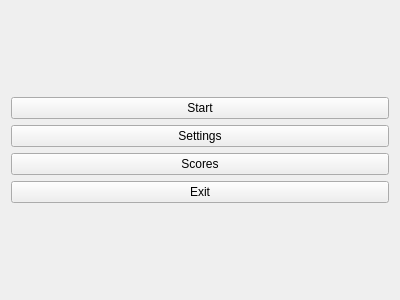
The window that src/menupage.ui (Chepik/SpaceInvaders) describes before a commit, drawn with Qt 5.
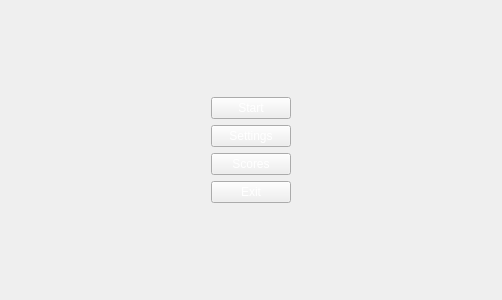
The same window after the commit.

The edit to the form file:
```diff
--- a/src/menupage.ui
+++ b/src/menupage.ui
@@ -13,14 +13,149 @@
   <property name="windowTitle">
    <string>Form</string>
   </property>
-  <layout class="QVBoxLayout" name="verticalLayout">
+  <layout class="QHBoxLayout" name="horizontalLayout">
    <item>
-    <layout class="QVBoxLayout" name="verticalLayout_2">
+    <spacer name="horizontalSpacer">
+     <property name="orientation">
+      <enum>Qt::Horizontal</enum>
+     </property>
+     <property name="sizeType">
+      <enum>QSizePolicy::Minimum</enum>
+     </property>
+     <property name="sizeHint" stdset="0">
+      <size>
+       <width>200</width>
+       <height>20</height>
+      </size>
+     </property>
+    </spacer>
+   </item>
+   <item>
+    <layout class="QVBoxLayout" name="verticalLayout">
      <property name="sizeConstraint">
       <enum>QLayout::SetMaximumSize</enum>
      </property>
+     <item>
+      <spacer name="verticalSpacer_2">
+       <property name="orientation">
+        <enum>Qt::Vertical</enum>
+       </property>
+       <property name="sizeHint" stdset="0">
+        <size>
+         <width>20</width>
+         <height>40</height>
+        </size>
+       </property>
+      </spacer>
+     </item>
      <item>
       <widget class="QPushButton" name="startButton">
+       <property name="sizePolicy">
+        <sizepolicy hsizetype="Minimum" vsizetype="Fixed">
+         <horstretch>0</horstretch>
+         <verstretch>0</verstretch>
+        </sizepolicy>
+       </property>
+       <property name="minimumSize">
+        <size>
+         <width>0</width>
+         <height>0</height>
+        </size>
+       </property>
+       <property name="palette">
+        <palette>
+         <active>
+          <colorrole role="WindowText">
+           <brush brushstyle="SolidPattern">
+            <color alpha="255">
+             <red>255</red>
+             <green>255</green>
+             <blue>255</blue>
+            </color>
+           </brush>
+          </colorrole>
+          <colorrole role="Text">
+           <brush brushstyle="SolidPattern">
+            <color alpha="255">
+             <red>255</red>
+             <green>255</green>
+             <blue>255</blue>
+            </color>
+           </brush>
+          </colorrole>
+          <colorrole role="ButtonText">
+           <brush brushstyle="SolidPattern">
+            <color alpha="255">
+             <red>255</red>
+             <green>255</green>
+             <blue>255</blue>
+            </color>
+           </brush>
+          </colorrole>
+         </active>
+         <inactive>
+          <colorrole role="WindowText">
+           <brush brushstyle="SolidPattern">
+            <color alpha="255">
+             <red>255</red>
+             <green>255</green>
+             <blue>255</blue>
+            </color>
+           </brush>
+          </colorrole>
+          <colorrole role="Text">
+           <brush brushstyle="SolidPattern">
+            <color alpha="255">
+             <red>255</red>
+             <green>255</green>
+             <blue>255</blue>
+            </color>
+           </brush>
+          </colorrole>
+          <colorrole role="ButtonText">
+           <brush brushstyle="SolidPattern">
+            <color alpha="255">
+             <red>255</red>
+             <green>255</green>
+             <blue>255</blue>
+            </color>
+           </brush>
+          </colorrole>
+         </inactive>
+         <disabled>
+          <colorrole role="WindowText">
+           <brush brushstyle="SolidPattern">
+            <color alpha="255">
+             <red>255</red>
+             <green>255</green>
+             <blue>255</blue>
+            </color>
+           </brush>
+          </colorrole>
+          <colorrole role="Text">
+           <brush brushstyle="SolidPattern">
+            <color alpha="255">
+             <red>255</red>
+             <green>255</green>
+             <blue>255</blue>
+            </color>
+           </brush>
+          </colorrole>
+          <colorrole role="ButtonText">
+           <brush brushstyle="SolidPattern">
+            <color alpha="255">
+             <red>255</red>
+             <green>255</green>
+             <blue>255</blue>
+            </color>
+           </brush>
+          </colorrole>
+         </disabled>
+        </palette>
+       </property>
+       <property name="styleSheet">
+        <string notr="true">color: rgb(255, 255, 255);</string>
+       </property>
        <property name="text">
         <string>Start</string>
        </property>
@@ -28,6 +163,21 @@
      </item>
      <item>
       <widget class="QPushButton" name="settingsButton">
+       <property name="sizePolicy">
+        <sizepolicy hsizetype="Minimum" vsizetype="Fixed">
+         <horstretch>0</horstretch>
+         <verstretch>0</verstretch>
+        </sizepolicy>
+       </property>
+       <property name="minimumSize">
+        <size>
+         <width>0</width>
+         <height>0</height>
+        </size>
+       </property>
+       <property name="styleSheet">
+        <string notr="true">color: rgb(255, 255, 255);</string>
+       </property>
        <property name="text">
         <string>Settings</string>
        </property>
@@ -35,6 +185,24 @@
      </item>
      <item>
       <widget class="QPushButton" name="scoresButton">
+       <property name="enabled">
+        <bool>true</bool>
+       </property>
+       <property name="sizePolicy">
+        <sizepolicy hsizetype="Minimum" vsizetype="Fixed">
+         <horstretch>0</horstretch>
+         <verstretch>0</verstretch>
+        </sizepolicy>
+       </property>
+       <property name="minimumSize">
+        <size>
+         <width>0</width>
+         <height>0</height>
+        </size>
+       </property>
+       <property name="styleSheet">
+        <string notr="true">color: rgb(255, 255, 255);</string>
+       </property>
        <property name="text">
         <string>Scores</string>
        </property>
@@ -42,13 +210,57 @@
      </item>
      <item>
       <widget class="QPushButton" name="exitButton">
+       <property name="sizePolicy">
+        <sizepolicy hsizetype="Minimum" vsizetype="Fixed">
+         <horstretch>0</horstretch>
+         <verstretch>0</verstretch>
+        </sizepolicy>
+       </property>
+       <property name="minimumSize">
+        <size>
+         <width>0</width>
+         <height>0</height>
+        </size>
+       </property>
+       <property name="styleSheet">
+        <string notr="true">color: rgb(255, 255, 255);</string>
+       </property>
        <property name="text">
         <string>Exit</string>
        </property>
       </widget>
      </item>
+     <item>
+      <spacer name="verticalSpacer">
+       <property name="orientation">
+        <enum>Qt::Vertical</enum>
+       </property>
+       <property name="sizeHint" stdset="0">
+        <size>
+         <width>20</width>
+         <height>40</height>
+        </size>
+       </property>
+      </spacer>
+     </item>
     </layout>
    </item>
+   <item>
+    <spacer name="horizontalSpacer_2">
+     <property name="orientation">
+      <enum>Qt::Horizontal</enum>
+     </property>
+     <property name="sizeType">
+      <enum>QSizePolicy::Minimum</enum>
+     </property>
+     <property name="sizeHint" stdset="0">
+      <size>
+       <width>200</width>
+       <height>20</height>
+      </size>
+     </property>
+    </spacer>
+   </item>
   </layout>
  </widget>
  <resources/>
```
